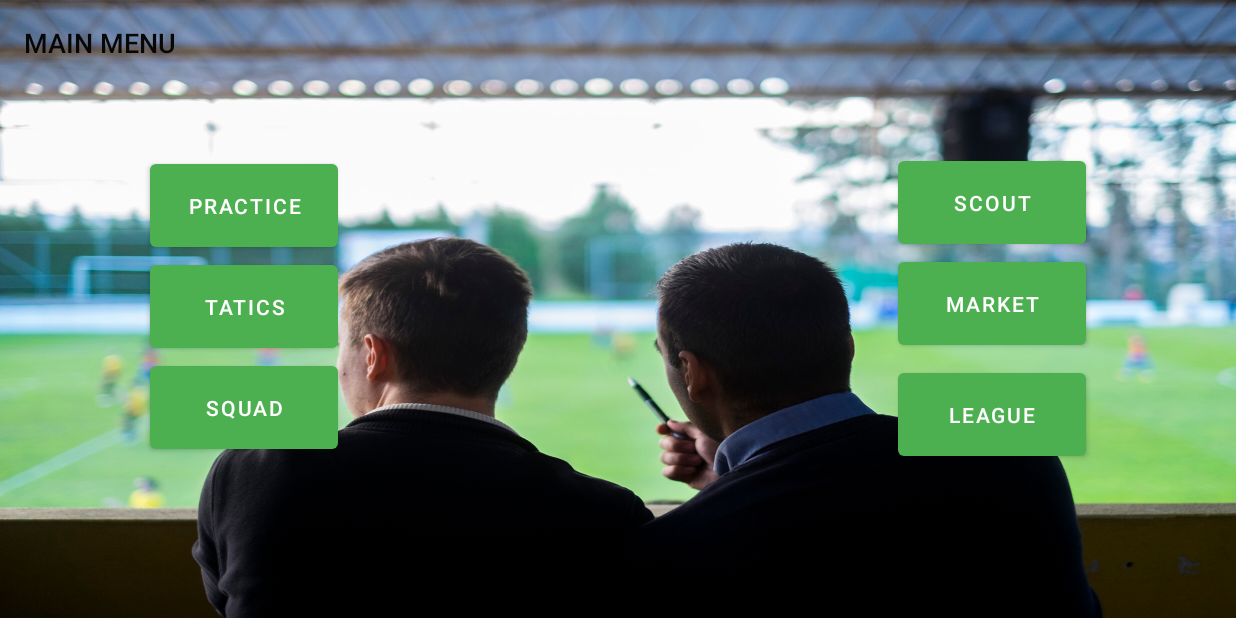
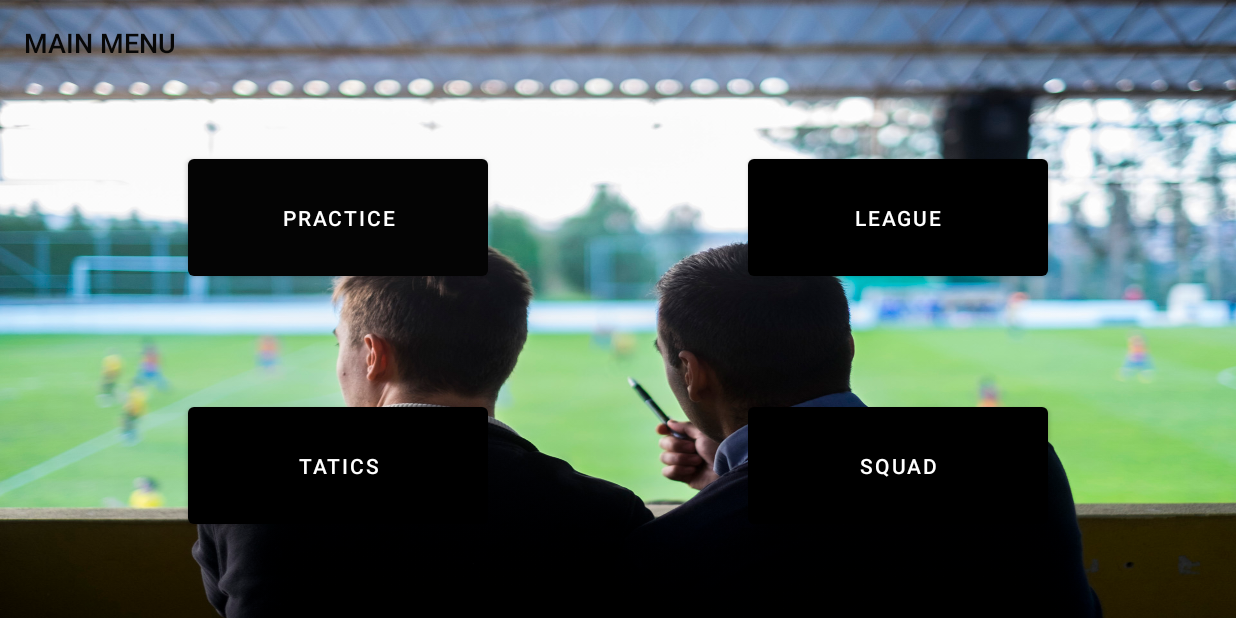
Before and after one commit to antonio-pereira-27/TrabalhoGrupoCM, an Android app: the MainMenu screen opened directly, with no data from a screen before it, on a phone screen of 824 x 412 dp (held sideways). Run offline under Robolectric (Android 15) with nearby library versions, the light colour scheme and no system bars; network calls fail.

Commit message:
ChooseTeam completo, Squad Completo

```diff
--- a/app/src/main/java/ipca/avaliacao/trabalhogrupo/MainMenu.kt
+++ b/app/src/main/java/ipca/avaliacao/trabalhogrupo/MainMenu.kt
@@ -13,9 +13,7 @@ class MainMenu : AppCompatActivity() {
         // variáveis de botões
         val practiceButton = findViewById<Button>(R.id.button_Practice)
         val taticsButton = findViewById<Button>(R.id.button_Tatics)
-        val marketButton = findViewById<Button>(R.id.button_Market)
         val squadButton = findViewById<Button>(R.id.button_Squad)
-        val scoutButton = findViewById<Button>(R.id.button_Scout)
         val leagueButton = findViewById<Button>(R.id.button_League)
 
         practiceButton.setOnClickListener {
@@ -33,15 +31,6 @@ class MainMenu : AppCompatActivity() {
             startActivity(intent)
         }
 
-        marketButton.setOnClickListener {
-            val intent = Intent(this, MarketActivity::class.java)
-            startActivity(intent)
-        }
-
-        scoutButton.setOnClickListener {
-            val intent = Intent(this, ScoutActivity::class.java)
-            startActivity(intent)
-        }
 
         leagueButton.setOnClickListener {
             val intent = Intent(this, LeagueActivity::class.java)
--- a/app/src/main/java/ipca/avaliacao/trabalhogrupo/PreferencesHelper.kt
+++ b/app/src/main/java/ipca/avaliacao/trabalhogrupo/PreferencesHelper.kt
@@ -9,11 +9,13 @@ class PreferencesHelper {
         const val PREF_EMAIL = "email";
         const val PREF_TEAM_CHOOSE = "team_choose"
         const val PREF_TEAM = "team"
+        const val PREF_TEAMID = "codigo"
     }
 
      var prefEmail : String? = null
      var prefChooseTeam : Boolean = false
      var prefTeam : String? = null
+    var prefCodigo : Int? = null
 
     var hasChooseTeam : Boolean
         get() = prefChooseTeam
@@ -40,6 +42,7 @@ class PreferencesHelper {
         this.prefEmail = sharedPreferences.getString(PREF_EMAIL, "")
         this.prefTeam = sharedPreferences.getString(PREF_TEAM, "")
         this.prefChooseTeam = sharedPreferences.getBoolean(PREF_TEAM_CHOOSE, false)
+        this.prefCodigo = sharedPreferences.getInt(PREF_TEAMID, 0)
     }
 
 
@@ -50,6 +53,7 @@ class PreferencesHelper {
         editor.putString(PREF_EMAIL, prefEmail)
         editor.putString(PREF_TEAM, prefTeam)
         editor.putBoolean(PREF_TEAM_CHOOSE, prefChooseTeam)
+        prefCodigo?.let { editor.putInt(PREF_TEAMID, it) }
         editor.apply()
     }
 }
--- a/app/src/main/res/layout/activity_main_menu.xml
+++ b/app/src/main/res/layout/activity_main_menu.xml
@@ -24,80 +24,50 @@
 
     <Button
         android:id="@+id/button_Practice"
-        android:layout_width="125dp"
-        android:layout_height="67dp"
-        android:layout_marginStart="100dp"
-        android:layout_marginLeft="100dp"
-        android:layout_marginTop="57dp"
+        android:layout_width="200dp"
+        android:layout_height="90dp"
+        android:layout_marginStart="125dp"
+        android:layout_marginLeft="125dp"
+        android:layout_marginTop="100dp"
         android:text="Practice"
-        app:backgroundTint="#4CAF50"
-        app:layout_constraintBottom_toTopOf="@+id/button_Tatics"
+        app:backgroundTint="#040404"
         app:layout_constraintStart_toStartOf="parent"
-        app:layout_constraintTop_toBottomOf="@+id/textView_MainMenu" />
-
-    <Button
-        android:id="@+id/button_Scout"
-        android:layout_width="125dp"
-        android:layout_height="67dp"
-        android:layout_marginTop="103dp"
-        android:layout_marginEnd="100dp"
-        android:layout_marginRight="100dp"
-        android:text="Scout"
-        app:backgroundTint="#4CAF50"
-        app:layout_constraintBottom_toTopOf="@+id/button_Market"
-        app:layout_constraintEnd_toEndOf="parent"
         app:layout_constraintTop_toTopOf="parent" />
 
     <Button
         android:id="@+id/button_Tatics"
-        android:layout_width="125dp"
-        android:layout_height="67dp"
-        android:layout_marginStart="100dp"
-        android:layout_marginLeft="100dp"
+        android:layout_width="200dp"
+        android:layout_height="90dp"
+        android:layout_marginStart="125dp"
+        android:layout_marginLeft="125dp"
+        android:layout_marginTop="75dp"
         android:text="Tatics"
-        app:backgroundTint="#4CAF50"
-        app:layout_constraintBottom_toTopOf="@+id/button_Squad"
+        app:backgroundTint="#000000"
         app:layout_constraintStart_toStartOf="parent"
         app:layout_constraintTop_toBottomOf="@+id/button_Practice" />
 
     <Button
         android:id="@+id/button_Squad"
-        android:layout_width="125dp"
-        android:layout_height="67dp"
-        android:layout_marginStart="100dp"
-        android:layout_marginLeft="100dp"
-        android:layout_marginBottom="107dp"
+        android:layout_width="200dp"
+        android:layout_height="90dp"
+        android:layout_marginTop="75dp"
+        android:layout_marginEnd="125dp"
+        android:layout_marginRight="125dp"
         android:text="Squad"
-        app:backgroundTint="#4CAF50"
-        app:layout_constraintBottom_toBottomOf="parent"
-        app:layout_constraintStart_toStartOf="parent"
-        app:layout_constraintTop_toBottomOf="@+id/button_Tatics" />
-
-    <Button
-        android:id="@+id/button_Market"
-        android:layout_width="125dp"
-        android:layout_height="67dp"
-        android:layout_marginEnd="100dp"
-        android:layout_marginRight="100dp"
-        android:layout_marginBottom="3dp"
-        android:text="Market"
-        app:backgroundTint="#4CAF50"
-        app:layout_constraintBottom_toTopOf="@+id/button_League"
+        app:backgroundTint="#000000"
         app:layout_constraintEnd_toEndOf="parent"
-        app:layout_constraintTop_toBottomOf="@+id/button_Scout" />
+        app:layout_constraintTop_toBottomOf="@+id/button_League" />
 
     <Button
         android:id="@+id/button_League"
-        android:layout_width="125dp"
-        android:layout_height="67dp"
-        android:layout_marginTop="3dp"
-        android:layout_marginEnd="100dp"
-        android:layout_marginRight="100dp"
-        android:layout_marginBottom="104dp"
+        android:layout_width="200dp"
+        android:layout_height="90dp"
+        android:layout_marginTop="100dp"
+        android:layout_marginEnd="125dp"
+        android:layout_marginRight="125dp"
         android:text="League"
-        app:backgroundTint="#4CAF50"
-        app:layout_constraintBottom_toBottomOf="parent"
+        app:backgroundTint="#000000"
         app:layout_constraintEnd_toEndOf="parent"
-        app:layout_constraintTop_toBottomOf="@+id/button_Market" />
+        app:layout_constraintTop_toTopOf="parent" />
 
 </androidx.constraintlayout.widget.ConstraintLayout>
```
Also changed, not shown: app/src/main/java/ipca/avaliacao/trabalhogrupo/Beckend.kt (+27 -0 lines), app/src/main/java/ipca/avaliacao/trabalhogrupo/ChooseTeamActivity.kt (+6 -1 lines), app/src/main/java/ipca/avaliacao/trabalhogrupo/MarketActivity.kt (deleted, +0 -11 lines), app/src/main/java/ipca/avaliacao/trabalhogrupo/Players.kt (+10 -9 lines), app/src/main/java/ipca/avaliacao/trabalhogrupo/ScoutActivity.kt (deleted, +0 -11 lines), app/src/main/java/ipca/avaliacao/trabalhogrupo/Squad.kt (+80 -0 lines), app/src/main/res/layout/activity_market.xml (deleted, +0 -9 lines), app/src/main/res/layout/activity_scout.xml (deleted, +0 -9 lines), app/src/main/res/layout/activity_squad.xml (+9 -0 lines), app/src/main/res/layout/roll_players.xml (+14 -14 lines), app/src/main/res/layout/roll_teams.xml (+26 -24 lines).
